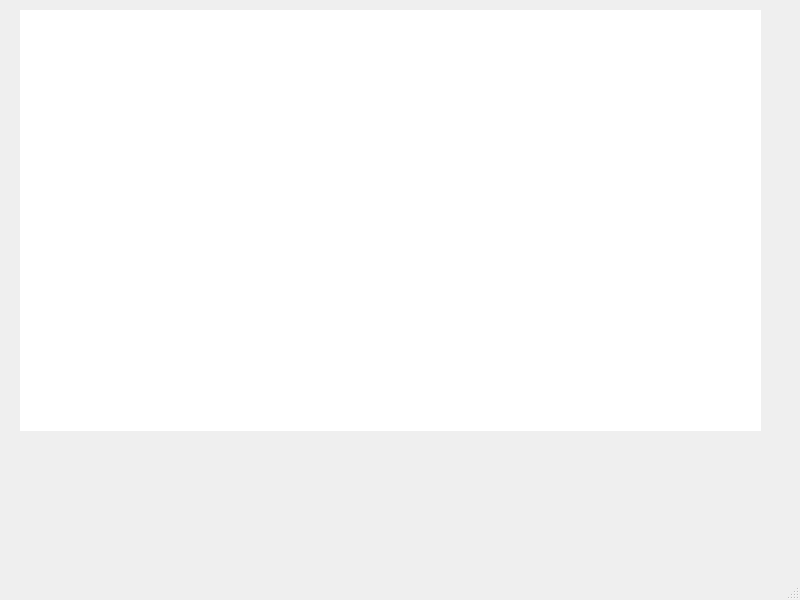
First picture: the form in Bank_Client/mainwindow.ui, repository NadaMohamedMoharram/Bank_System_using_Qt, before the edit.
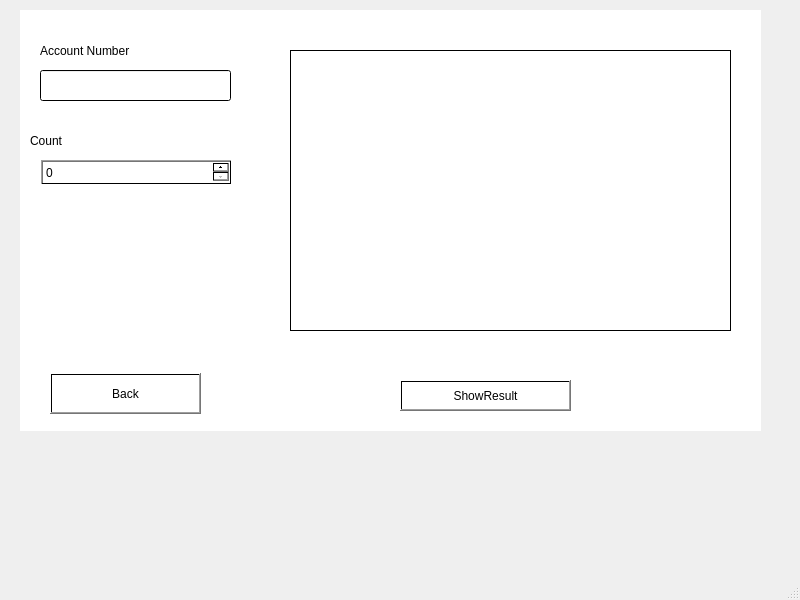
Second picture: the form after the edit. The open tabs and pages were chosen to show the change.

Commit message: adding view transaction history

The edit to the form file:
```diff
--- a/Bank_Client/mainwindow.ui
+++ b/Bank_Client/mainwindow.ui
@@ -167,7 +167,90 @@
       </property>
      </widget>
     </widget>
-    <widget class="QWidget" name="page_2"/>
+    <widget class="QWidget" name="page_2">
+     <widget class="QTableWidget" name="transactionHistoryTable">
+      <property name="geometry">
+       <rect>
+        <x>270</x>
+        <y>40</y>
+        <width>441</width>
+        <height>281</height>
+       </rect>
+      </property>
+     </widget>
+     <widget class="QLineEdit" name="lineEdit_UserAccountNumber">
+      <property name="geometry">
+       <rect>
+        <x>20</x>
+        <y>60</y>
+        <width>191</width>
+        <height>31</height>
+       </rect>
+      </property>
+     </widget>
+     <widget class="QLabel" name="label_AccountNumber">
+      <property name="geometry">
+       <rect>
+        <x>20</x>
+        <y>30</y>
+        <width>161</width>
+        <height>21</height>
+       </rect>
+      </property>
+      <property name="text">
+       <string>Account Number</string>
+      </property>
+     </widget>
+     <widget class="QSpinBox" name="spinBox_UserCount">
+      <property name="geometry">
+       <rect>
+        <x>21</x>
+        <y>150</y>
+        <width>191</width>
+        <height>25</height>
+       </rect>
+      </property>
+     </widget>
+     <widget class="QLabel" name="label_Count">
+      <property name="geometry">
+       <rect>
+        <x>10</x>
+        <y>120</y>
+        <width>161</width>
+        <height>21</height>
+       </rect>
+      </property>
+      <property name="text">
+       <string>Count</string>
+      </property>
+     </widget>
+     <widget class="QPushButton" name="UserShowTransactin_PB">
+      <property name="geometry">
+       <rect>
+        <x>380</x>
+        <y>370</y>
+        <width>171</width>
+        <height>31</height>
+       </rect>
+      </property>
+      <property name="text">
+       <string>ShowResult</string>
+      </property>
+     </widget>
+     <widget class="QPushButton" name="Back_PB">
+      <property name="geometry">
+       <rect>
+        <x>30</x>
+        <y>363</y>
+        <width>151</width>
+        <height>41</height>
+       </rect>
+      </property>
+      <property name="text">
+       <string>Back</string>
+      </property>
+     </widget>
+    </widget>
    </widget>
   </widget>
   <widget class="QMenuBar" name="menubar">
```
Left out of the diff: 2 changed lines with no effect on the pictures. The commit also changes 12 other files.
